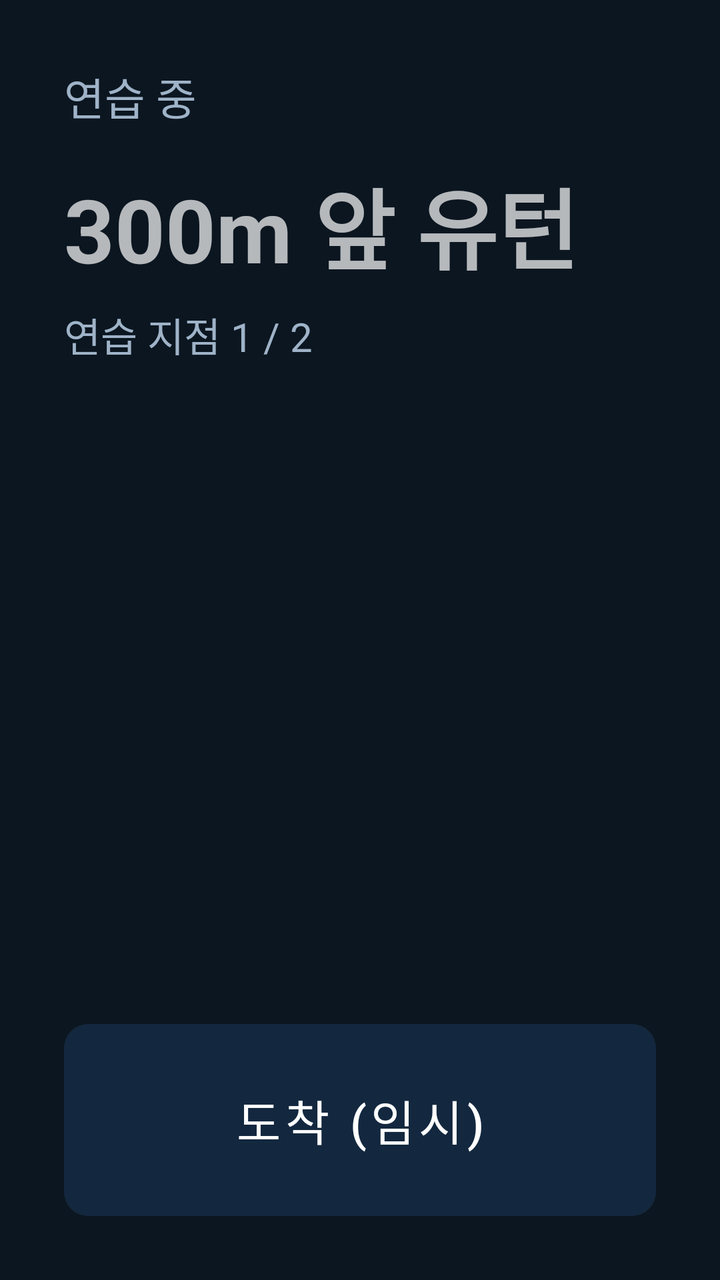
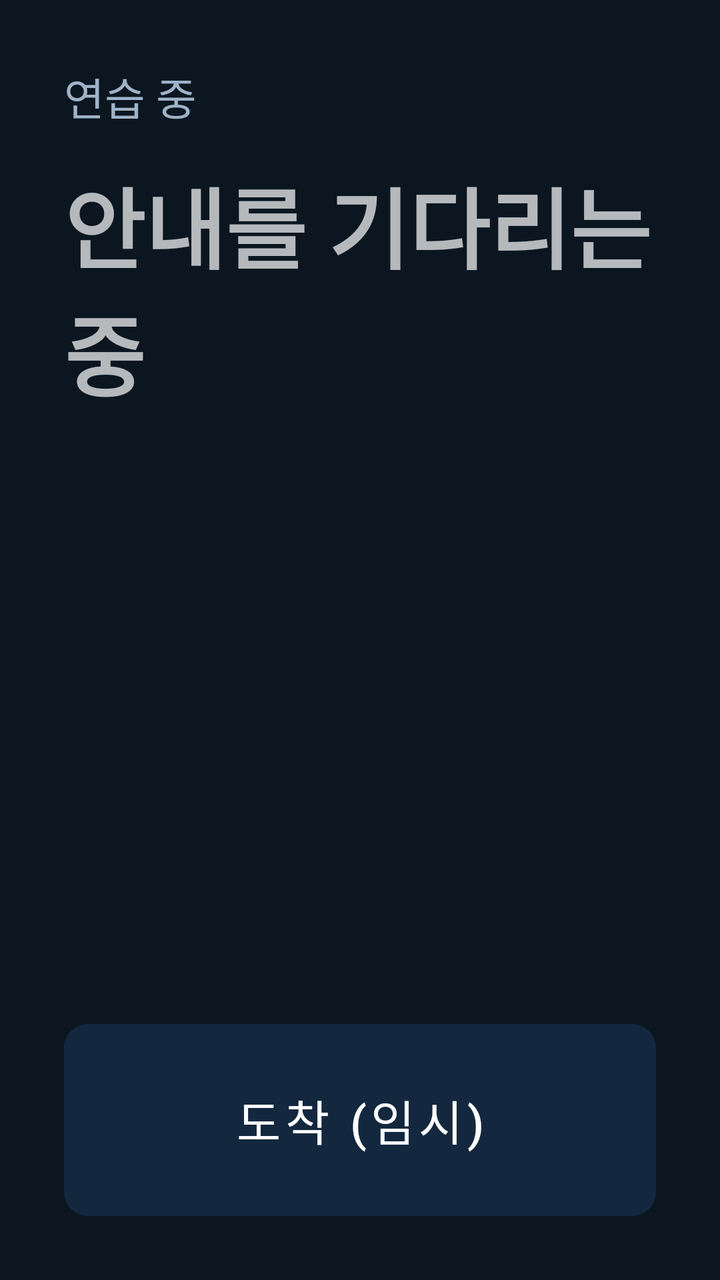

Screens rendered from an Android XML layout before and after an edit, with the pre-edit source and the edit as a unified diff.
<!-- AndroidManifest.xml: application theme Theme.Jeonunbochocar -->
<!-- res/layout/screen_drive.xml -->
<?xml version="1.0" encoding="utf-8"?>
<LinearLayout xmlns:android="http://schemas.android.com/apk/res/android"
    android:layout_width="match_parent"
    android:layout_height="match_parent"
    android:orientation="vertical"
    android:padding="32dp">

    <TextView
        android:layout_width="wrap_content"
        android:layout_height="wrap_content"
        android:text="연습 중"
        android:textColor="@color/jb_text_secondary"
        android:textSize="22sp" />

    <TextView
        android:id="@+id/nextPoint"
        android:layout_width="wrap_content"
        android:layout_height="wrap_content"
        android:layout_marginTop="16dp"
        android:text="300m 앞 유턴"
        android:textSize="44sp"
        android:textStyle="bold" />

    <TextView
        android:id="@+id/practiceProgress"
        android:layout_width="wrap_content"
        android:layout_height="wrap_content"
        android:layout_marginTop="8dp"
        android:text="연습 지점 1 / 2"
        android:textColor="@color/jb_text_secondary"
        android:textSize="20sp" />

    <Space
        android:layout_width="match_parent"
        android:layout_height="0dp"
        android:layout_weight="1" />

    <Button
        android:id="@+id/btnArrive"
        android:layout_width="match_parent"
        android:layout_height="96dp"
        android:text="도착 (임시)" />
</LinearLayout>
<!-- resources referenced by this layout -->
<resources>
  <color name="jb_text_secondary">#9FB3C8</color>
  <style name="Theme.Jeonunbochocar" parent="Theme.MaterialComponents.NoActionBar">
          <item name="colorPrimary">@color/jb_accent</item>
          <item name="colorPrimaryVariant">@color/jb_navy</item>
          <item name="colorOnPrimary">@color/jb_background</item>
          <item name="colorSecondary">@color/jb_accent</item>
          <item name="colorOnSecondary">@color/jb_background</item>
          <item name="android:windowBackground">@color/jb_background</item>
          <item name="android:statusBarColor">@color/jb_background</item>
          <item name="materialButtonStyle">@style/Jb.Button</item>
      </style>
  <color name="jb_accent">#00AAD2</color>
  <color name="jb_navy">#002C5F</color>
  <color name="jb_background">#0B1620</color>
  <style name="Jb.Button" parent="Widget.MaterialComponents.Button.UnelevatedButton">
          <item name="backgroundTint">@color/jb_card</item>
          <item name="android:textColor">@color/white</item>
          <item name="android:textSize">24sp</item>
          <item name="cornerRadius">12dp</item>
          <item name="android:insetTop">0dp</item>
          <item name="android:insetBottom">0dp</item>
      </style>
  <color name="jb_card">#13283F</color>
  <color name="white">#FFFFFFFF</color>
</resources>

<!-- the commit's change to res/layout/screen_drive.xml (unified diff, before → after) -->
@@ -17,18 +17,9 @@
         android:layout_width="wrap_content"
         android:layout_height="wrap_content"
         android:layout_marginTop="16dp"
-        android:text="300m 앞 유턴"
+        android:text="안내를 기다리는 중"
         android:textSize="44sp"
         android:textStyle="bold" />
-
-    <TextView
-        android:id="@+id/practiceProgress"
-        android:layout_width="wrap_content"
-        android:layout_height="wrap_content"
-        android:layout_marginTop="8dp"
-        android:text="연습 지점 1 / 2"
-        android:textColor="@color/jb_text_secondary"
-        android:textSize="20sp" />
 
     <Space
         android:layout_width="match_parent"
